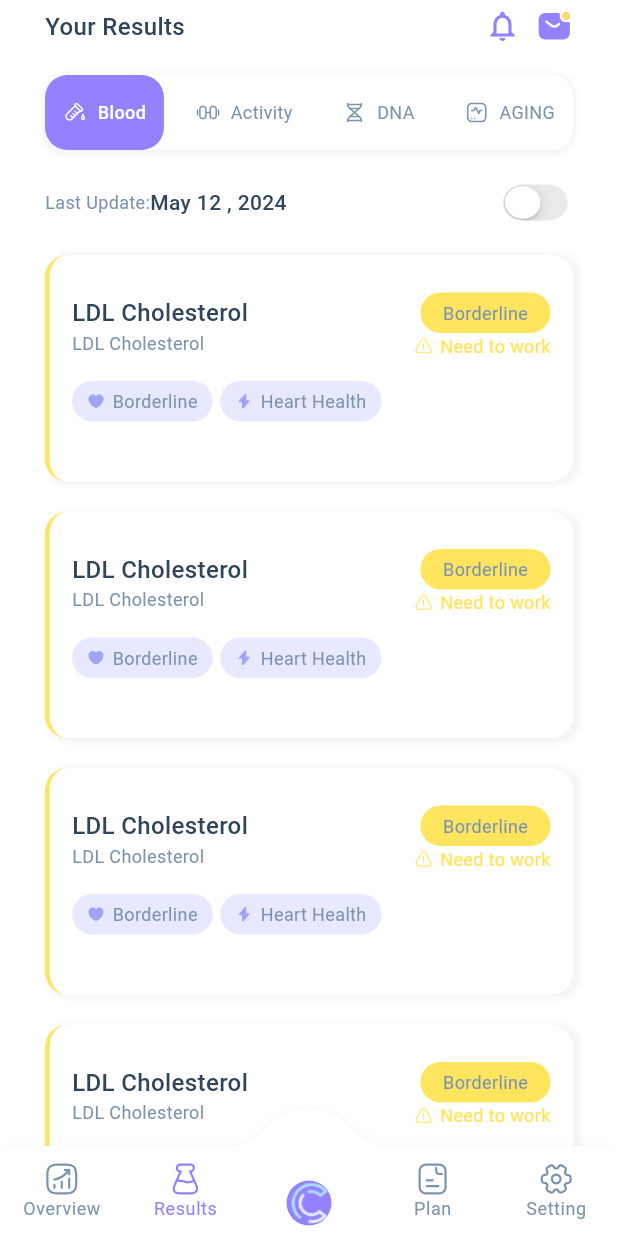
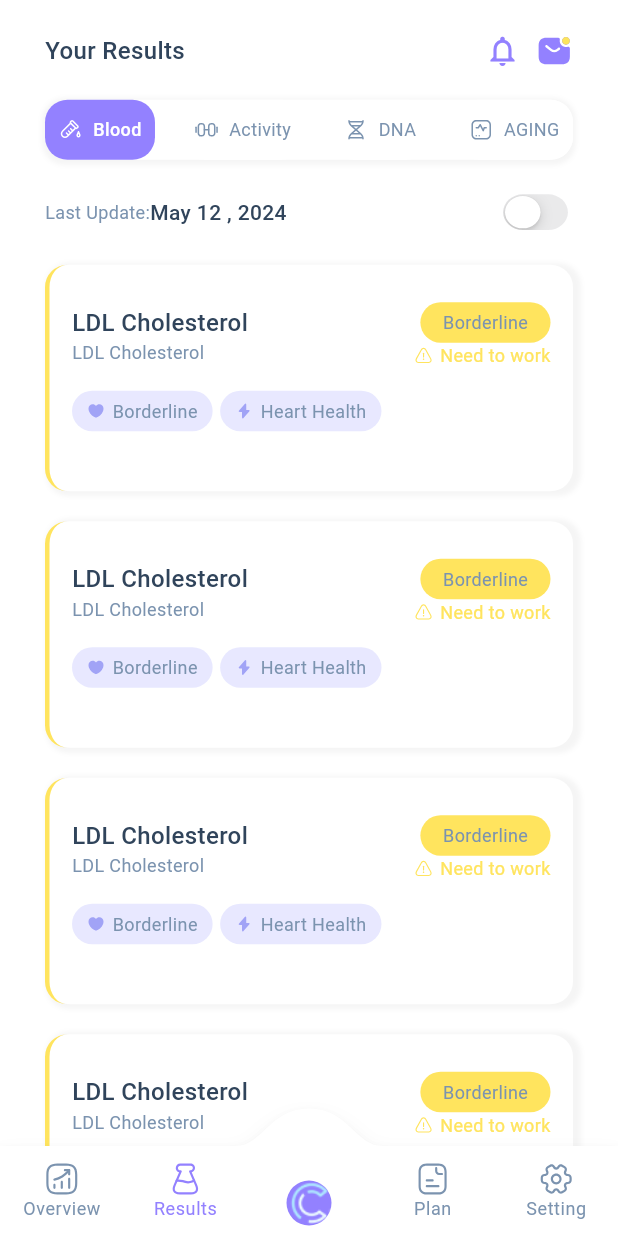
Before and after one commit to SellGURU/copilot-mobileApp, a Flutter app: the screen it shows after launch, item 2 of the bottom bar chosen, on a phone screen of 412 x 824 dp. Run offline on Flutter 3.47's test engine with Material 3 defaults, Android fonts, the phone set to English and light mode, and no system bars; drawn by our look-alikes of convex_bottom_bar; our stand-ins replace accordion, fl_chart, flutter_bloc, flutter_svg, google_fonts, shared_preferences and 1 more.

Commit message:
UPDATE: edit header switch

```diff
--- a/lib/screens/result/result.dart
+++ b/lib/screens/result/result.dart
@@ -23,8 +23,10 @@ class _ResultScreenState extends State<ResultScreen> {
 
   @override
   Widget build(BuildContext context) {
+    var size=MediaQuery.of(context).size;
     return SingleChildScrollView(
       child: Container(
+        margin: EdgeInsets.only(top: size.height*.02),
         padding: const EdgeInsets.symmetric(vertical: 5, horizontal: 30),
         child: Column(
           children: [
@@ -84,10 +86,10 @@ class _ResultScreenState extends State<ResultScreen> {
                             ? AppColors.purpleDark
                             : Colors.white,
                       ),
-                      height: 50,
+                      height: 40,
                       child: Padding(
                         padding: const EdgeInsets.symmetric(
-                            horizontal: 12.0, vertical: 8),
+                            horizontal: 9.0, vertical: 8),
                         child: Row(
                           children: [
                             SvgPicture.asset("assets/drops.svg",
@@ -123,10 +125,10 @@ class _ResultScreenState extends State<ResultScreen> {
                             ? AppColors.purpleDark
                             : Colors.white,
                       ),
-                      height: 50,
+                      height: 40,
                       child: Padding(
                         padding: const EdgeInsets.symmetric(
-                            horizontal: 12.0, vertical: 8),
+                            horizontal: 9.0, vertical: 8),
                         child: Row(
                           children: [
                             SvgPicture.asset("assets/weight.svg",
@@ -162,10 +164,10 @@ class _ResultScreenState extends State<ResultScreen> {
                             ? AppColors.purpleDark
                             : Colors.white,
                       ),
-                      height: 50,
+                      height: 40,
                       child: Padding(
                         padding: const EdgeInsets.symmetric(
-                            horizontal: 12.0, vertical: 8),
+                            horizontal: 9.0, vertical: 8),
                         child: Row(
                           children: [
                             SvgPicture.asset("assets/dna.svg",
@@ -201,10 +203,10 @@ class _ResultScreenState extends State<ResultScreen> {
                             ? AppColors.purpleDark
                             : Colors.white,
                       ),
-                      height: 50,
+                      height: 40,
                       child: Padding(
                         padding: const EdgeInsets.symmetric(
-                            horizontal: 12.0, vertical: 8),
+                            horizontal: 9.0, vertical: 8),
                         child: Row(
                           children: [
                             SvgPicture.asset("assets/monitor.svg",
```
Also changed, not shown: lib/screens/plan/planScreen.dart (+13 -13 lines).
